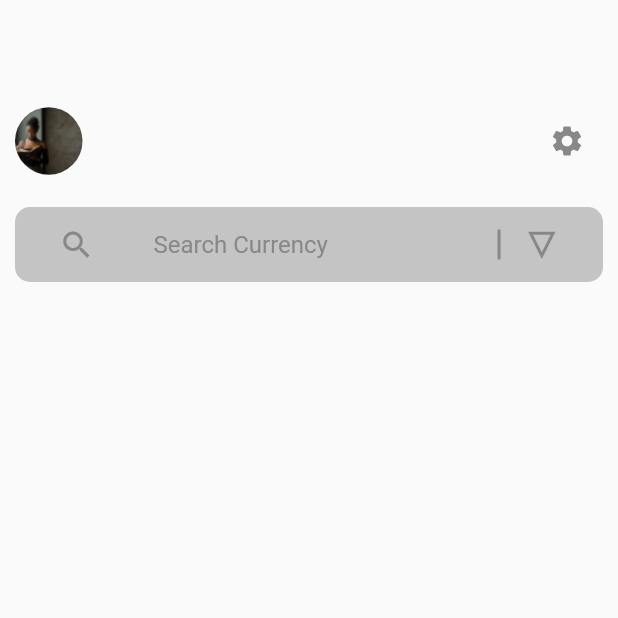
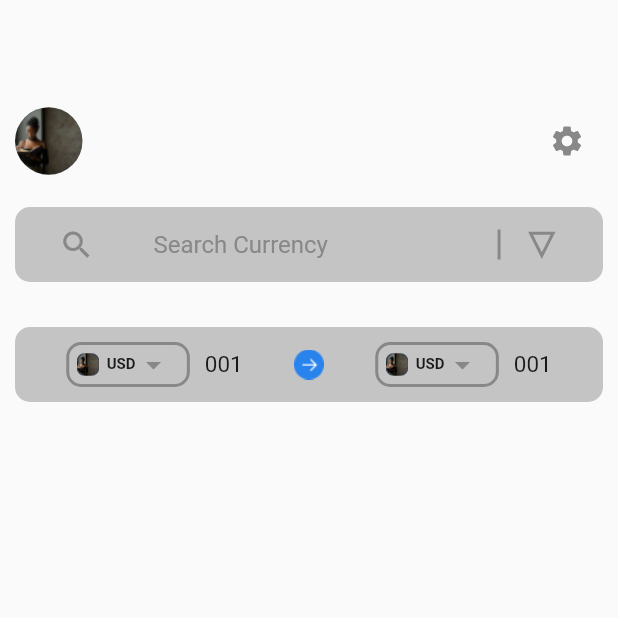
Before and after one commit to OKWOREJIKEJUDE/RateCheckPro, a Flutter app: the screen it shows after launch, on a phone screen of 412 x 824 dp, the top half of it. Run offline on Flutter 3.47's test engine with Material 2 defaults, Android fonts, the phone set to English and light mode, and no system bars.

Commit message:
Dropdown

```diff
--- /dev/null
+++ b/lib/Homepage/homepage_views/homepage.dart
@@ -0,0 +1,296 @@
+// ignore_for_file: prefer_const_constructors, prefer_const_literals_to_create_immutables, library_private_types_in_public_api
+
+import 'package:flutter/material.dart';
+
+import 'mydropdown.dart';
+import 'triangle_controller.dart';
+
+class HomePage extends StatefulWidget {
+  const HomePage({super.key});
+
+  @override
+  State<HomePage> createState() => _HomePageState();
+}
+
+class _HomePageState extends State<HomePage> {
+  List<String> items = ['Item 1', 'Item 2', 'Item 3', 'Item 4'];
+  String selectedValue = 'Item 1';
+  // String? selectedValue =
+  //     'Op1'; // Make sure to initialize with null or use late keyword
+  // Map<String, String> optionImages = {
+  //   'Option 1': 'assets/pix1.png',
+  //   'Option 2': 'assets/rectangle.png',
+  //   'Option 3': 'assets/pix1.png',
+  //   'Option 4': 'assets/arrow1.png',
+  // };
+
+  // List<String> options = ['Op1', 'Op2', 'Op3', 'Op4'];
+  @override
+  Widget build(BuildContext context) {
+    return Scaffold(
+      body: Padding(
+        padding:
+            const EdgeInsets.only(top: 70, right: 10, left: 10, bottom: 10),
+        child: Column(
+          children: [
+            Row(
+              mainAxisAlignment: MainAxisAlignment.spaceBetween,
+              children: [
+                ClipRRect(
+                  borderRadius: BorderRadius.circular(50.0),
+                  child: Image.asset(
+                    'assets/profile_pix.png',
+                    width: 45.0,
+                    height: 45.0,
+                    fit: BoxFit.cover,
+                  ),
+                ),
+                IconButton(
+                  icon: Icon(Icons.settings),
+                  color: Color(0xFF888888),
+                  onPressed: () {},
+                ),
+              ],
+            ),
+            SizedBox(
+              height: 20,
+            ),
+            Container(
+              height: 50,
+              width: MediaQuery.of(context).size.width -
+                  20, // Adjusted width of the main container
+              decoration: BoxDecoration(
+                color: Color(0xFFC4C4C4),
+                borderRadius: BorderRadius.circular(10.0),
+              ),
+              child: Row(
+                mainAxisAlignment: MainAxisAlignment.spaceBetween,
+                children: [
+                  Container(
+                    width: MediaQuery.of(context).size.width * 0.2,
+                    height: double.infinity,
+                    alignment: Alignment.center,
+                    child: Icon(
+                      Icons.search,
+                      color: Color(0xFF888888),
+                    ),
+                  ),
+                  Container(
+                    width: MediaQuery.of(context).size.width * 0.5 - 20,
+                    height: double.infinity,
+                    alignment: Alignment.centerLeft,
+                    child: TextField(
+                      decoration: InputDecoration(
+                        hintText: 'Search Currency',
+                        hintStyle: TextStyle(
+                          color: Color(0xFF888888),
+                        ),
+                        border: InputBorder.none,
+                      ),
+                    ),
+                  ),
+                  Container(
+                    width: MediaQuery.of(context).size.width * 0.3 - 20,
+                    height: double.infinity,
+                    alignment: Alignment.center,
+                    child: Row(
+                      mainAxisSize: MainAxisSize.min,
+                      mainAxisAlignment: MainAxisAlignment.spaceBetween,
+                      children: [
+                        Container(
+                          width: 2.0,
+                          height: 20.0,
+                          color: Color(0xFF888888), // Set your desired color
+                        ),
+                        SizedBox(
+                          width: 20,
+                        ),
+                        Positioned(
+                          child: TriangleContainer(),
+                        ),
+                      ],
+                    ),
+                  ),
+                ],
+              ),
+            ),
+            SizedBox(
+              height: 20,
+            ),
+            //todo third
+            SizedBox(
+              height: 10,
+            ),
+            Container(
+              height: 50,
+              width: MediaQuery.of(context).size.width - 20,
+              decoration: BoxDecoration(
+                color: Color(0xFFc4c4c4),
+                borderRadius: BorderRadius.circular(10.0),
+              ),
+              child: Row(
+                mainAxisAlignment: MainAxisAlignment.spaceEvenly,
+                children: [
+                  Row(
+                    children: [
+                      //todo Dropdown button is here
+                      InkWell(
+                        onTap: () {
+                          showDialog(
+                            context: context,
+                            builder: (BuildContext context) {
+                              return AlertDialog(
+                                content: DropdownButton(
+                                  value: selectedValue,
+                                  items: items.map((String item) {
+                                    return DropdownMenuItem<String>(
+                                      value: item,
+                                      child: Text(item),
+                                    );
+                                  }).toList(),
+                                  onChanged: (String? newValue) {
+                                    setState(() {
+                                      selectedValue = newValue!;
+                                      Navigator.pop(
+                                          context); // Close the dropdown dialog
+                                    });
+                                  },
+                                ),
+                              );
+                            },
+                          );
+                        },
+                        child: Container(
+                          width: MediaQuery.of(context).size.width * 0.2,
+                          height: 30,
+                          decoration: BoxDecoration(
+                            border: Border.all(
+                              color: Color(0xFF888888),
+                              width: 2.0,
+                            ),
+                            color: Color(0xFFC4C4C4),
+                            borderRadius: BorderRadius.circular(10.0),
+                          ),
+                          alignment: Alignment.center,
+                          child: Row(
+                            children: [
+                              SizedBox(width: 5),
+                              ClipRRect(
+                                borderRadius: BorderRadius.circular(5.0),
+                                child: Image.asset(
+                                  //optionImages[selectedValue!]!,
+                                  'assets/profile_pix.png',
+                                  width: 15.0,
+                                  height: 15.0,
+                                  fit: BoxFit.cover,
+                                ),
+                              ),
+                              SizedBox(width: 5),
+                              Text(
+                                "USD",
+                                style: TextStyle(
+                                  fontSize: 10,
+                                  fontWeight: FontWeight.bold,
+                                ),
+                              ),
+                              Container(
+                                width: 1,
+                                alignment: Alignment.center,
+                                child: Icon(
+                                  Icons.arrow_drop_down_outlined,
+                                  color: Color(0xFF888888),
+                                ),
+                              ),
+                            ],
+                          ),
+                        ),
+                      ),
+                      SizedBox(width: 10),
+                      Container(
+                        //width: MediaQuery.of(context).size.width * 0.2,
+                        height: double.infinity,
+                        alignment: Alignment.centerLeft,
+                        child: Text(
+                          "001",
+                          style: TextStyle(fontSize: 15),
+                        ),
+                      ),
+                    ],
+                  ),
+                  Container(
+                    //width: MediaQuery.of(context).size.width * 0.2,
+                    //height: double.infinity,
+                    alignment: Alignment.center,
+                    child: Image.asset(
+                      'assets/arrow1.png',
+                      width: 20.0,
+                      height: 20.0,
+                      fit: BoxFit.cover,
+                    ),
+                  ),
+                  Row(
+                    children: [
+                      Container(
+                        width: MediaQuery.of(context).size.width * 0.2,
+                        height: 30,
+                        decoration: BoxDecoration(
+                          border: Border.all(
+                            color: Color(0xFF888888),
+                            width: 2.0,
+                          ),
+                          color: Color(0xFFC4C4C4),
+                          borderRadius: BorderRadius.circular(10.0),
+                        ),
+                        alignment: Alignment.center,
+                        child: Row(
+                          children: [
+                            SizedBox(width: 5),
+                            ClipRRect(
+                              borderRadius: BorderRadius.circular(5.0),
+                              child: Image.asset(
+                                'assets/profile_pix.png',
+                                width: 15.0,
+                                height: 15.0,
+                                fit: BoxFit.cover,
+                              ),
+                            ),
+                            SizedBox(width: 5),
+                            Text(
+                              "USD",
+                              style: TextStyle(
+                                fontSize: 10,
+                                fontWeight: FontWeight.bold,
+                              ),
+                            ),
+                            Container(
+                              width: 1,
+                              alignment: Alignment.center,
+                              child: Icon(
+                                Icons.arrow_drop_down_outlined,
+                                color: Color(0xFF888888),
+                              ),
+                            ),
+                          ],
+                        ),
+                      ),
+                      SizedBox(width: 10),
+                      Container(
+                        //width: MediaQuery.of(context).size.width * 0.2,
+                        height: double.infinity,
+                        alignment: Alignment.centerLeft,
+                        child: Text(
+                          "001",
+                          style: TextStyle(fontSize: 15),
+                        ),
+                      ),
+                    ],
+                  ),
+                ],
+              ),
+            ),
+          ],
+        ),
+      ),
+    );
+  }
+}
--- /dev/null
+++ b/lib/Homepage/homepage_views/mydropdown.dart
@@ -0,0 +1,44 @@
+// ignore_for_file: prefer_const_constructors
+
+import 'package:flutter/material.dart';
+
+class MyDrop extends StatefulWidget {
+  const MyDrop({super.key});
+
+  @override
+  State<MyDrop> createState() => _MyDropState();
+}
+
+class _MyDropState extends State<MyDrop> {
+  List<String> items = ['Item 1', 'Item 2', 'Item 3', 'Item 4'];
+  String selectedValue = 'Item 1';
+  @override
+  Widget build(BuildContext context) {
+    return Scaffold();
+  }
+
+  void showDropdown() {
+    showDialog(
+      context: context,
+      builder: (BuildContext context) {
+        return AlertDialog(
+          content: DropdownButton(
+            value: selectedValue,
+            items: items.map((String item) {
+              return DropdownMenuItem<String>(
+                value: item,
+                child: Text(item),
+              );
+            }).toList(),
+            onChanged: (String? newValue) {
+              setState(() {
+                selectedValue = newValue!;
+                Navigator.pop(context); // Close the dropdown dialog
+              });
+            },
+          ),
+        );
+      },
+    );
+  }
+}
--- /dev/null
+++ b/lib/Homepage/homepage_views/triangle_controller.dart
@@ -0,0 +1,40 @@
+// ignore_for_file: prefer_const_constructors
+
+import 'package:flutter/material.dart';
+
+//todo Triangle
+class TriangleContainer extends StatelessWidget {
+  @override
+  Widget build(BuildContext context) {
+    return Container(
+      width: 15.0, // Adjust the width as needed
+      height: 15.0, // Adjust the height as needed
+      child: CustomPaint(
+        painter: HollowUpsideDownTrianglePainter(),
+      ),
+    );
+  }
+}
+
+class HollowUpsideDownTrianglePainter extends CustomPainter {
+  @override
+  void paint(Canvas canvas, Size size) {
+    final Paint paint = Paint()
+      ..color = Color(0xFF888888)
+      ..style = PaintingStyle.stroke // Use stroke to make the triangle hollow
+      ..strokeWidth = 2.0; // Adjust the stroke width as needed
+
+    final path = Path()
+      ..moveTo(0, 0)
+      ..lineTo(size.width, 0)
+      ..lineTo(size.width / 2, size.height)
+      ..close();
+
+    canvas.drawPath(path, paint);
+  }
+
+  @override
+  bool shouldRepaint(CustomPainter oldDelegate) {
+    return false;
+  }
+}
--- a/lib/homepage.dart
+++ /dev/null
@@ -1,138 +0,0 @@
-// ignore_for_file: prefer_const_constructors, prefer_const_literals_to_create_immutables
-
-import 'package:flutter/material.dart';
-
-class HomePage extends StatelessWidget {
-  const HomePage({super.key});
-
-  @override
-  Widget build(BuildContext context) {
-    return Scaffold(
-      body: Padding(
-        padding:
-            const EdgeInsets.only(top: 70, right: 10, left: 10, bottom: 10),
-        child: Column(
-          children: [
-            Row(
-              mainAxisAlignment: MainAxisAlignment.spaceBetween,
-              children: [
-                ClipRRect(
-                  borderRadius: BorderRadius.circular(50.0),
-                  child: Image.asset(
-                    'assets/profile_pix.png',
-                    width: 45.0,
-                    height: 45.0,
-                    fit: BoxFit.cover,
-                  ),
-                ),
-                IconButton(
-                  icon: Icon(Icons.settings),
-                  color: Color(0xFF888888),
-                  onPressed: () {},
-                ),
-              ],
-            ),
-            SizedBox(
-              height: 20,
-            ),
-            Container(
-              height: 50,
-              width: MediaQuery.of(context).size.width -
-                  20, // Adjusted width of the main container
-              decoration: BoxDecoration(
-                color: Color(0xFFC4C4C4),
-                borderRadius: BorderRadius.circular(10.0),
-              ),
-              child: Row(
-                mainAxisAlignment: MainAxisAlignment.spaceBetween,
-                children: [
-                  Container(
-                    width: MediaQuery.of(context).size.width * 0.2,
-                    height: double.infinity,
-                    alignment: Alignment.center,
-                    child: Icon(
-                      Icons.search,
-                      color: Color(0xFF888888),
-                    ),
-                  ),
-                  Container(
-                    width: MediaQuery.of(context).size.width * 0.5 - 20,
-                    height: double.infinity,
-                    alignment: Alignment.centerLeft,
-                    child: TextField(
-                      decoration: InputDecoration(
-                        hintText: 'Search Currency',
-                        hintStyle: TextStyle(
-                          color: Color(0xFF888888),
-                        ),
-                        border: InputBorder.none,
-                      ),
-                    ),
-                  ),
-                  Container(
-                    width: MediaQuery.of(context).size.width * 0.3 - 20,
-                    height: double.infinity,
-                    alignment: Alignment.center,
-                    child: Row(
-                      mainAxisSize: MainAxisSize.min,
-                      mainAxisAlignment: MainAxisAlignment.spaceBetween,
-                      children: [
-                        Container(
-                          width: 2.0,
-                          height: 20.0,
-                          color: Color(0xFF888888), // Set your desired color
-                        ),
-                        SizedBox(
-                          width: 20,
-                        ),
-                        Positioned(
-                          child: TriangleContainer(),
-                        ),
-                      ],
-                    ),
-                  ),
-                ],
-              ),
-            ),
-          ],
-        ),
-      ),
-    );
-  }
-}
-
-class TriangleContainer extends StatelessWidget {
-  @override
-  Widget build(BuildContext context) {
-    return Container(
-      width: 15.0, // Adjust the width as needed
-      height: 15.0, // Adjust the height as needed
-      child: CustomPaint(
-        painter: HollowUpsideDownTrianglePainter(),
-      ),
-    );
-  }
-}
-
-class HollowUpsideDownTrianglePainter extends CustomPainter {
-  @override
-  void paint(Canvas canvas, Size size) {
-    final Paint paint = Paint()
-      ..color = Color(0xFF888888)
-      ..style = PaintingStyle.stroke // Use stroke to make the triangle hollow
-      ..strokeWidth = 2.0; // Adjust the stroke width as needed
-
-    final path = Path()
-      ..moveTo(0, 0)
-      ..lineTo(size.width, 0)
-      ..lineTo(size.width / 2, size.height)
-      ..close();
-
-    canvas.drawPath(path, paint);
-  }
-
-  @override
-  bool shouldRepaint(CustomPainter oldDelegate) {
-    return false;
-  }
-}
--- a/lib/main.dart
+++ b/lib/main.dart
@@ -1,7 +1,7 @@
 // ignore_for_file: prefer_const_constructors
 
 import 'package:flutter/material.dart';
-import 'package:ratecheck_pro/homepage.dart';
+import 'package:ratecheck_pro/Homepage/homepage_views/homepage.dart';
 
 void main() {
   runApp(const MyApp());
```
Also changed, not shown: assets/arrow1.png (added).
